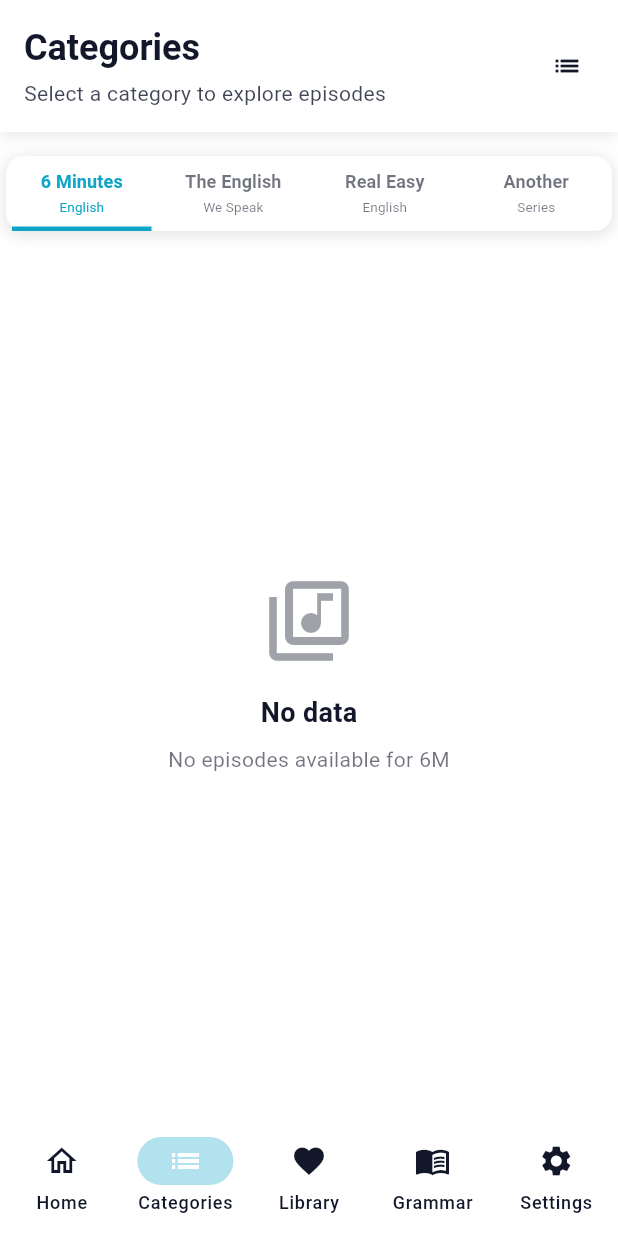
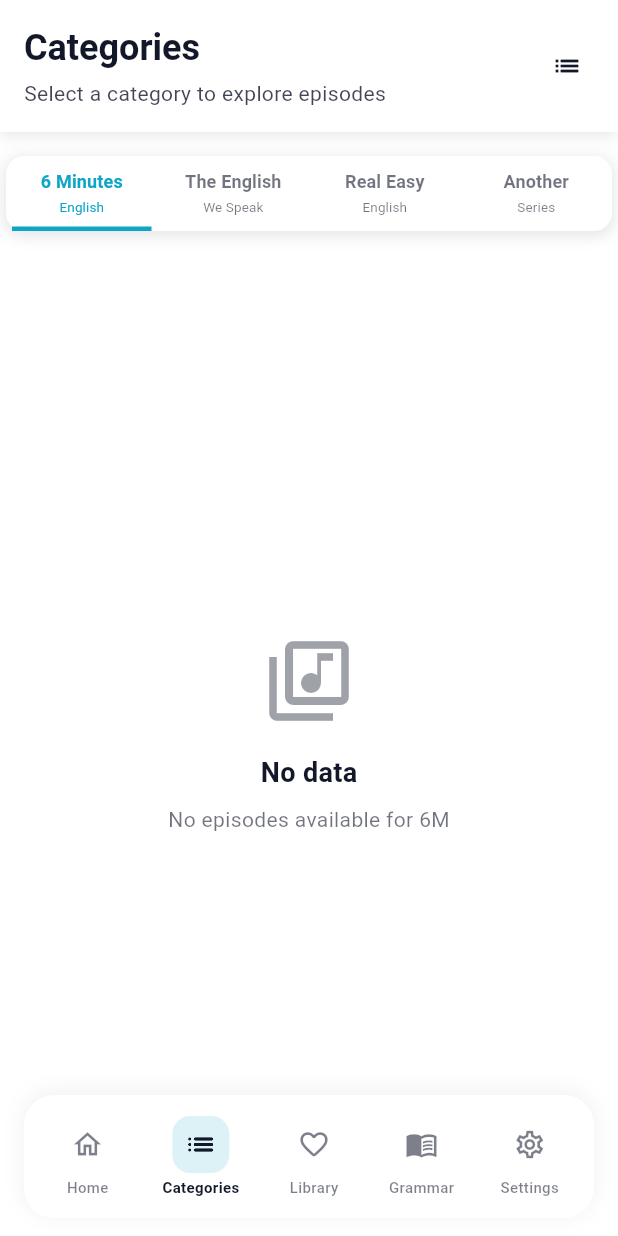
Before and after one commit to nguyenapt/BBC_Reborn, a Flutter app: the BBCLearningAppStateful screen opened directly, item 2 of the bottom bar chosen, on a phone screen of 412 x 824 dp. Run offline on Flutter 3.47's test engine with Material 3 defaults, Android fonts, the phone set to English and light mode, and no system bars; our stand-ins replace audioplayers, cached_network_image, firebase_core, firebase_messaging, flutter_html, flutter_local_notifications and 12 more; missing offline and left inert: in_app_update, record; accounts and stored records are empty; network calls fail.

Commit message:
update bottom navbar floating

```diff
--- a/lib/main.dart
+++ b/lib/main.dart
@@ -31,6 +31,7 @@ import 'services/consent_service.dart';
 import 'firebase_options.dart';
 import 'widgets/app_update_prompt.dart';
 import 'theme/app_theme.dart';
+import 'widgets/floating_bottom_nav_bar.dart';
 
 void main() async {
   WidgetsFlutterBinding.ensureInitialized();
@@ -345,49 +346,18 @@ class _BBCLearningAppStatefulState extends State<BBCLearningAppStateful>
         }
       },
       child: Scaffold(
-      bottomNavigationBar: NavigationBar(
-        onDestinationSelected: (int index) {
-          setState(() {
-            currentPageIndex = index;
-          });
-        },
-        indicatorColor: Theme.of(context).colorScheme.primary.withOpacity(0.32),
-        selectedIndex: currentPageIndex,
-        destinations: <Widget>[
-          NavigationDestination(
-            selectedIcon: const Icon(Icons.home),
-            icon: const Icon(Icons.home_outlined),
-            label: languageManager.getText('home'),
-          ),
-          NavigationDestination(
-            icon: const Icon(Icons.list_outlined),
-            label: languageManager.getText('categories'),
-          ),
-          NavigationDestination(
-            icon: const Icon(Icons.favorite),
-            label: languageManager.getText('myLearning'),
-          ),
-          NavigationDestination(
-            icon: const Icon(Icons.menu_book),
-            label: languageManager.getText('grammar'),
-          ),
-          NavigationDestination(
-            icon: const Icon(Icons.settings),
-            label: languageManager.getText('settings'),
-          ),
-        ],
-      ),
-      body: <Widget>[
-        /// Home page
+        // Stack overlay: content full-screen, navbar float trên — vùng quanh pill
+        // hiện nền của tab (trắng ở Categories), không còn dải #F7FAFF của shell.
+        body: Stack(
+          children: [
+            Positioned.fill(
+              child: <Widget>[
                 HomePage(
                   onNavigateToCategory: navigateToCategoriesWithTab,
                   onNavigateToGrammar: navigateToGrammarWithTab,
                 ),
-
-        /// Categories page
                 Builder(
                   builder: (context) {
-            // Reset categoriesInitialTab sau khi CategoriesScreen được tạo
                     if (categoriesInitialTab != null) {
                       WidgetsBinding.instance.addPostFrameCallback((_) {
                         if (mounted) {
@@ -400,14 +370,9 @@ class _BBCLearningAppStatefulState extends State<BBCLearningAppStateful>
                     return CategoriesScreen(initialTab: categoriesInitialTab);
                   },
                 ),
-
-        /// Saved page
                 const MyLearningScreen(),
-
-        /// Grammar page
                 Builder(
                   builder: (context) {
-            // Reset grammarInitialTab sau khi GrammarScreen được tạo
                     if (grammarInitialTab != null) {
                       WidgetsBinding.instance.addPostFrameCallback((_) {
                         if (mounted) {
@@ -420,10 +385,54 @@ class _BBCLearningAppStatefulState extends State<BBCLearningAppStateful>
                     return GrammarScreen(initialTab: grammarInitialTab);
                   },
                 ),
-
-        /// Settings page
                 const SettingsScreen(),
               ][currentPageIndex],
+            ),
+            Positioned(
+              left: 0,
+              right: 0,
+              bottom: 0,
+              child: SafeArea(
+                top: false,
+                child: FloatingBottomNavBar(
+                  selectedIndex: currentPageIndex,
+                  onDestinationSelected: (int index) {
+                    setState(() {
+                      currentPageIndex = index;
+                    });
+                  },
+                  destinations: [
+                    FloatingNavDestination(
+                      icon: Icons.home_outlined,
+                      selectedIcon: Icons.home_rounded,
+                      label: languageManager.getText('home'),
+                    ),
+                    FloatingNavDestination(
+                      icon: Icons.list_outlined,
+                      selectedIcon: Icons.list_rounded,
+                      label: languageManager.getText('categories'),
+                    ),
+                    FloatingNavDestination(
+                      icon: Icons.favorite_border_rounded,
+                      selectedIcon: Icons.favorite_rounded,
+                      label: languageManager.getText('myLearning'),
+                    ),
+                    FloatingNavDestination(
+                      icon: Icons.menu_book_outlined,
+                      selectedIcon: Icons.menu_book_rounded,
+                      label: languageManager.getText('grammar'),
+                    ),
+                    FloatingNavDestination(
+                      icon: Icons.settings_outlined,
+                      selectedIcon: Icons.settings_rounded,
+                      label: languageManager.getText('settings'),
+                    ),
+                  ],
+                ),
+              ),
+            ),
+          ],
+        ),
       ),
     );
   }
--- a/lib/screens/categories_screen.dart
+++ b/lib/screens/categories_screen.dart
@@ -6,6 +6,7 @@ import '../services/language_manager.dart';
 import '../services/episode_detail_open_helper.dart';
 import '../widgets/episode_row.dart';
 import '../widgets/banner_ad_widget.dart';
+import '../widgets/floating_bottom_nav_bar.dart';
 import '../widgets/other_programs_category_widget.dart';
 import '../utils/category_names.dart';
 
@@ -601,7 +602,7 @@ class _CategoriesScreenState extends State<CategoriesScreen>
         return _loadCategoryData(category);
       },
       child: ListView.builder(
-        padding: const EdgeInsets.all(12),
+        padding: FloatingBottomNavBar.scrollPadding(context),
         itemCount: episodes.length + 1 + (_canLoadMore(category) ? 1 : 0) + 1, // +1 for load more button, +1 for banner ad
         itemBuilder: (context, index) {
           // Load More button (trước banner ad)
@@ -767,7 +768,13 @@ class _CategoriesScreenState extends State<CategoriesScreen>
         return _loadAnotherSeriesTabData();
       },
       child: ListView.builder(
-        padding: const EdgeInsets.symmetric(vertical: 8),
+        padding: FloatingBottomNavBar.scrollPadding(
+          context,
+          left: 0,
+          top: 8,
+          right: 0,
+          bottom: 8,
+        ),
         itemCount: subs.length + 1, // +1 for banner ad
         itemBuilder: (context, index) {
           // Banner ad ở cuối
--- a/lib/screens/grammar_screen.dart
+++ b/lib/screens/grammar_screen.dart
@@ -7,6 +7,7 @@ import '../services/language_manager.dart';
 import '../services/episode_detail_open_helper.dart';
 import '../widgets/episode_row.dart';
 import '../widgets/banner_ad_widget.dart';
+import '../widgets/floating_bottom_nav_bar.dart';
 import 'grammar_detail_screen.dart';
 
 class GrammarScreen extends StatefulWidget {
@@ -515,7 +516,7 @@ class _GrammarScreenState extends State<GrammarScreen>
         return _loadEGData();
       },
       child: ListView.builder(
-        padding: const EdgeInsets.all(12),
+        padding: FloatingBottomNavBar.scrollPadding(context),
         itemCount: _egEpisodes.length + 1 + (_canLoadMoreEG() ? 1 : 0) + 1, // +1 for load more button, +1 for banner ad
         itemBuilder: (context, index) {
           // Load More button (trước banner ad)
@@ -634,7 +635,7 @@ class _GrammarScreenState extends State<GrammarScreen>
     return RefreshIndicator(
       onRefresh: _loadGrammars,
       child: ListView.builder(
-        padding: const EdgeInsets.all(12),
+        padding: FloatingBottomNavBar.scrollPadding(context),
         itemCount: _grammars.length,
         itemBuilder: (context, index) {
           final grammar = _grammars[index];
--- a/lib/screens/home_page.dart
+++ b/lib/screens/home_page.dart
@@ -14,6 +14,7 @@ import '../utils/category_names.dart';
 import 'categories_screen.dart';
 import 'grammar_screen.dart';
 import 'episode_search_screen.dart';
+import '../widgets/floating_bottom_nav_bar.dart';
 
 class HomePage extends StatefulWidget {
   final Function(String)? onNavigateToCategory;
@@ -802,9 +803,10 @@ class _HomePageState extends State<HomePage> {
             ),
           ),
 
-          // Bottom padding
-          const SliverToBoxAdapter(
-            child: SizedBox(height: 20),
+          SliverToBoxAdapter(
+            child: SizedBox(
+              height: FloatingBottomNavBar.scrollPadding(context).bottom,
+            ),
           ),
         ],
       ),
--- a/lib/screens/saved_screen.dart
+++ b/lib/screens/saved_screen.dart
@@ -19,6 +19,7 @@ import '../widgets/episode_row.dart';
 import '../widgets/grammar_explanation_widget.dart';
 import '../widgets/transcript_native_ad_widget.dart';
 import 'vocabulary_practice_screen.dart';
+import '../widgets/floating_bottom_nav_bar.dart';
 
 class MyLearningScreen extends StatefulWidget {
   const MyLearningScreen({super.key});
@@ -676,7 +677,10 @@ class _MyLearningScreenState extends State<MyLearningScreen>
         await _loadSavedGrammar();
         await _buildEpisodeLookup();
       },
-      child: ListView(children: widgets),
+      child: ListView(
+        padding: FloatingBottomNavBar.scrollPadding(context),
+        children: widgets,
+      ),
     );
   }
 
@@ -754,6 +758,7 @@ class _MyLearningScreenState extends State<MyLearningScreen>
     return RefreshIndicator(
       onRefresh: _loadFavouriteEpisodes,
       child: ListView.builder(
+        padding: FloatingBottomNavBar.scrollPadding(context),
         itemCount: _favouriteEpisodes.length,
         itemBuilder: (context, index) {
           final favouriteEpisode = _favouriteEpisodes[index];
@@ -913,20 +918,27 @@ class _MyLearningScreenState extends State<MyLearningScreen>
       );
     }
 
-    widgets.add(const SizedBox(height: 96));
+    const practiceButtonHeight = 52.0;
+    const practiceButtonGap = 12.0;
 
     return Stack(
       children: [
         RefreshIndicator(
           onRefresh: _loadSavedVocabularies,
-          child: ListView(children: widgets),
+          child: ListView(
+            padding: FloatingBottomNavBar.scrollPadding(
+              context,
+              extraBottom: practiceButtonHeight + practiceButtonGap,
+            ),
+            children: widgets,
+          ),
         ),
         Positioned(
           left: 0,
           right: 0,
-          bottom: 0,
-          child: SafeArea(
-            minimum: const EdgeInsets.fromLTRB(16, 0, 16, 12),
+          bottom: FloatingBottomNavBar.bottomInset(context),
+          child: Padding(
+            padding: const EdgeInsets.fromLTRB(16, 0, 16, practiceButtonGap),
             child: Center(
               child: _buildFloatingPracticeButton(),
             ),
--- a/lib/screens/settings_screen.dart
+++ b/lib/screens/settings_screen.dart
@@ -7,6 +7,7 @@ import '../services/auth_service.dart';
 import '../services/image_cache_service.dart';
 import '../services/rate_app_service.dart';
 import '../widgets/auth_dialog.dart';
+import '../widgets/floating_bottom_nav_bar.dart';
 import '../services/push_notification_service.dart';
 import '../services/consent_service.dart';
 
@@ -175,7 +176,13 @@ class _SettingsScreenState extends State<SettingsScreen> {
 
   Widget _buildBody() {
     return ListView(
-      padding: const EdgeInsets.all(16),
+      padding: FloatingBottomNavBar.scrollPadding(
+        context,
+        left: 16,
+        top: 16,
+        right: 16,
+        bottom: 16,
+      ),
       children: [
         // Authentication Section
         _buildAuthSection(),
--- /dev/null
+++ b/lib/widgets/floating_bottom_nav_bar.dart
@@ -0,0 +1,177 @@
+import 'package:flutter/material.dart';
+
+/// Destination for [FloatingBottomNavBar].
+class FloatingNavDestination {
+  final IconData icon;
+  final IconData selectedIcon;
+  final String label;
+
+  const FloatingNavDestination({
+    required this.icon,
+    required this.selectedIcon,
+    required this.label,
+  });
+}
+
+/// Floating bottom nav — bo góc 20, margin 16/12, shadow nhẹ (ClassicPuzzle style).
+class FloatingBottomNavBar extends StatelessWidget {
+  static const double _barRadius = 20;
+  static const double _itemRadius = 12;
+  static const double _outerMarginBottom = 12;
+  static const double _barVerticalPadding = 10;
+  static const double _itemVerticalPadding = 4;
+  static const double _iconPadding = 8;
+  static const double _iconSize = 22;
+  static const double _labelGap = 2;
+  static const double _labelHeight = 12;
+
+  /// Chiều cao vùng navbar overlay (để pad nội dung scroll nếu cần).
+  static double bottomInset(BuildContext context) {
+    final safeBottom = MediaQuery.paddingOf(context).bottom;
+    return _outerMarginBottom +
+        _barVerticalPadding * 2 +
+        _itemVerticalPadding * 2 +
+        _iconPadding * 2 +
+        _iconSize +
+        _labelGap +
+        _labelHeight +
+        safeBottom;
+  }
+
+  /// Padding scroll — cùng pattern [EpisodeDetailTabPanel.scrollPadding].
+  static EdgeInsets scrollPadding(
+    BuildContext context, {
+    double left = 12,
+    double top = 12,
+    double right = 12,
+    double bottom = 16,
+    double extraBottom = 0,
+  }) {
+    return EdgeInsets.fromLTRB(
+      left,
+      top,
+      right,
+      bottom + bottomInset(context) + extraBottom,
+    );
+  }
+
+  final int selectedIndex;
+  final ValueChanged<int> onDestinationSelected;
+  final List<FloatingNavDestination> destinations;
+
+  const FloatingBottomNavBar({
+    super.key,
+    required this.selectedIndex,
+    required this.onDestinationSelected,
+    required this.destinations,
+  });
+
+  @override
+  Widget build(BuildContext context) {
+    final theme = Theme.of(context);
+    final colorScheme = theme.colorScheme;
+    final isDark = theme.brightness == Brightness.dark;
+
+    return Container(
+      margin: const EdgeInsets.fromLTRB(16, 0, 16, _outerMarginBottom),
+      padding: const EdgeInsets.symmetric(
+        vertical: _barVerticalPadding,
+        horizontal: 8,
+      ),
+      decoration: BoxDecoration(
+        color: colorScheme.surface,
+        borderRadius: BorderRadius.circular(_barRadius),
+        boxShadow: [
+          BoxShadow(
+            color: Colors.black.withValues(alpha: isDark ? 0.28 : 0.06),
+            blurRadius: 12,
+            offset: const Offset(0, -2),
+          ),
+        ],
+      ),
+      child: Row(
+        mainAxisAlignment: MainAxisAlignment.spaceAround,
+        children: List.generate(destinations.length, (index) {
+          final dest = destinations[index];
+          final active = index == selectedIndex;
+          return _NavItem(
+            icon: active ? dest.selectedIcon : dest.icon,
+            label: dest.label,
+            active: active,
+            activeBackground: colorScheme.primary.withValues(
+              alpha: isDark ? 0.22 : 0.14,
+            ),
+            activeColor: colorScheme.onSurface,
+            inactiveColor: colorScheme.onSurface.withValues(alpha: 0.55),
+            onTap: () => onDestinationSelected(index),
+          );
+        }),
+      ),
+    );
+  }
+}
+
+class _NavItem extends StatelessWidget {
+  const _NavItem({
+    required this.icon,
+    required this.label,
+    required this.active,
+    required this.activeBackground,
+    required this.activeColor,
+    required this.inactiveColor,
+    required this.onTap,
+  });
+
+  final IconData icon;
+  final String label;
+  final bool active;
+  final Color activeBackground;
+  final Color activeColor;
+  final Color inactiveColor;
+  final VoidCallback onTap;
+
+  @override
+  Widget build(BuildContext context) {
+    return InkWell(
+      onTap: onTap,
+      borderRadius: BorderRadius.circular(FloatingBottomNavBar._itemRadius),
+      child: Padding(
+        padding: const EdgeInsets.symmetric(
+          horizontal: 6,
+          vertical: FloatingBottomNavBar._itemVerticalPadding,
+        ),
+        child: Column(
+          mainAxisSize: MainAxisSize.min,
+          children: [
+            AnimatedContainer(
+              duration: const Duration(milliseconds: 180),
+              padding: const EdgeInsets.all(FloatingBottomNavBar._iconPadding),
+              decoration: BoxDecoration(
+                color: active ? activeBackground : Colors.transparent,
+                borderRadius: BorderRadius.circular(
+                  FloatingBottomNavBar._itemRadius,
+                ),
+              ),
+              child: Icon(
+                icon,
+                size: FloatingBottomNavBar._iconSize,
+                color: active ? activeColor : inactiveColor,
+              ),
+            ),
+            const SizedBox(height: 2),
+            Text(
+              label,
+              maxLines: 1,
+              overflow: TextOverflow.ellipsis,
+              style: TextStyle(
+                fontSize: 10,
+                fontWeight: active ? FontWeight.w700 : FontWeight.w500,
+                color: active ? activeColor : inactiveColor,
+              ),
+            ),
+          ],
+        ),
+      ),
+    );
+  }
+}
```
Lines whose indentation alone changed are shown as unchanged.
